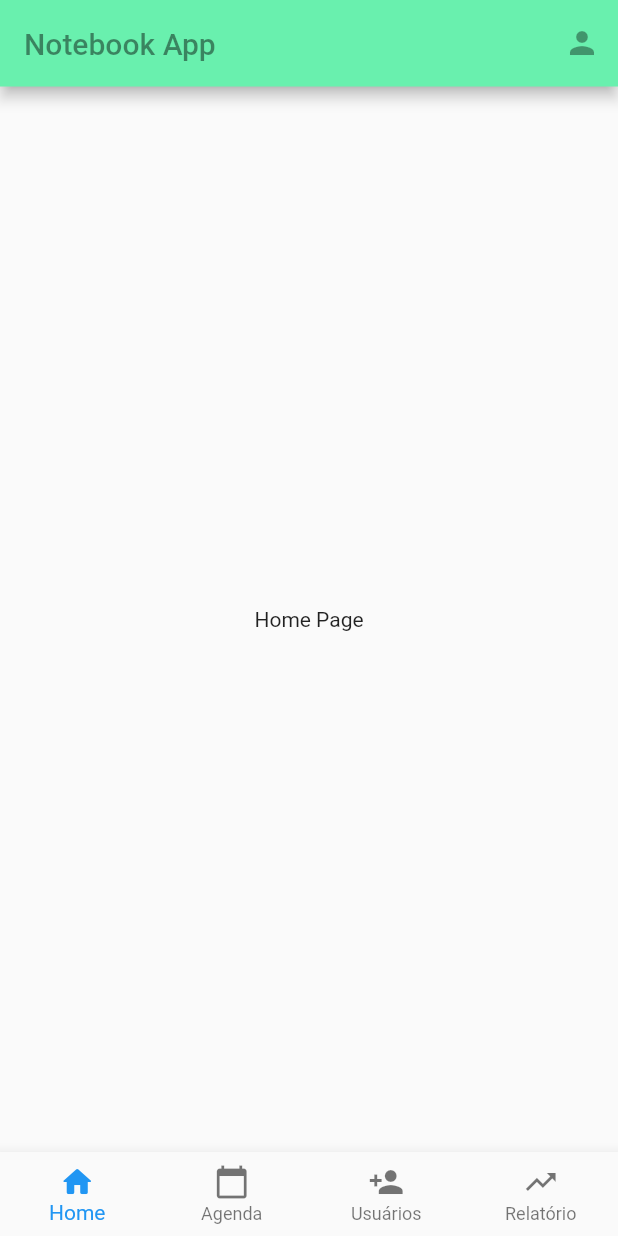
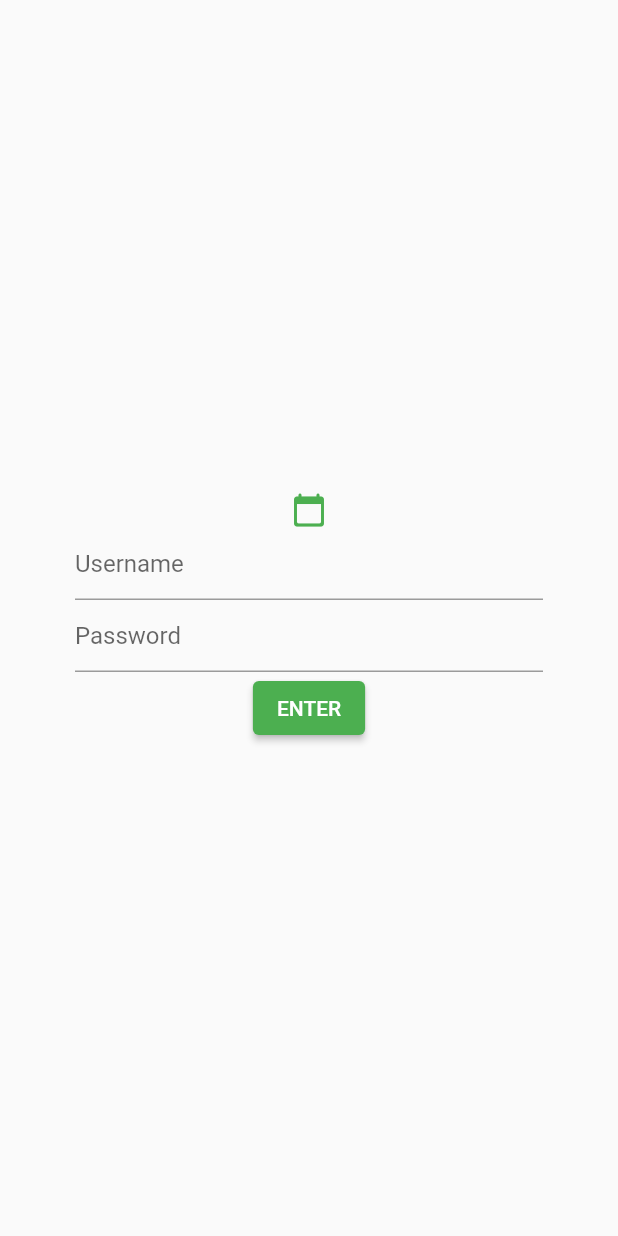
Before and after one commit to e-duarte/NotebookApp, a Flutter app: the screen it shows after launch, on a phone screen of 412 x 824 dp. Run offline on Flutter 3.47's test engine with Material 2 defaults, Android fonts, the phone set to English and light mode, and no system bars.

Commit message:
App State and Manager Page was implemented

```diff
--- a/lib/app/app.dart
+++ b/lib/app/app.dart
@@ -1,16 +1,36 @@
 import 'package:flutter/material.dart';
-import 'package:notebook_app/app/navigator_main.dart';
+import 'package:notebook_app/app/models/manager.dart';
+import 'package:notebook_app/app/pages/feed.dart';
+import 'package:notebook_app/app/pages/home.dart';
+import 'package:notebook_app/app/pages/login.dart';
+import 'package:notebook_app/app/pages/manager_page.dart';
+import 'package:provider/provider.dart';
 
 class App extends StatelessWidget {
   @override
   Widget build(BuildContext context) {
-    return MaterialApp(
-      debugShowCheckedModeBanner: false,
-      title: 'NotebookApp',
-      theme: ThemeData(
-        primaryColor: Colors.greenAccent,
+    return MultiProvider(
+      providers: [
+        ChangeNotifierProvider(
+          create: (context) => Manager(),
+        ),
+        Provider(create: (context) => Login()),
+        Provider(create: (context) => Home()),
+        Provider(create: (context) => Feed()),
+      ],
+      child: MaterialApp(
+        debugShowCheckedModeBanner: false,
+        title: 'NotebookApp',
+        theme: ThemeData(
+          primaryColor: Colors.green,
+        ),
+        initialRoute: '/',
+        routes: {
+          '/': (context) => Login(),
+          '/home': (context) => Home(),
+          '/manager': (context) => ManagerPage(),
+        },
       ),
-      home: BottomNavigatorHome(),
     );
   }
 }
--- /dev/null
+++ b/lib/app/models/manager.dart
@@ -0,0 +1,28 @@
+import 'package:flutter/foundation.dart';
+
+class Manager extends ChangeNotifier {
+  String name;
+  String username;
+  String password;
+  String role;
+
+  Manager({this.name, this.password, this.username, this.role});
+
+  factory Manager.fromJson(Map<String, dynamic> json) {
+    return Manager(
+      name: json['name'],
+      username: json['username'],
+      password: json['password'],
+      role: json['role'],
+    );
+  }
+
+  void setManager(Map<String, dynamic> json) {
+    name = json['name'];
+    username = json['username'];
+    password = json['password'];
+    role = json['role'];
+
+    notifyListeners();
+  }
+}
--- a/lib/app/navigator_main.dart
+++ /dev/null
@@ -1,64 +0,0 @@
-import 'package:flutter/material.dart';
-import 'package:notebook_app/app/pages/home.dart';
-
-class BottomNavigatorHome extends StatefulWidget {
-  @override
-  _BottomNavigatorHomeState createState() => _BottomNavigatorHomeState();
-}
-
-class _BottomNavigatorHomeState extends State<BottomNavigatorHome> {
-  int _index = 0;
-  final labels = ['Home', 'Agenda', 'Usuários', 'Relatório'];
-
-  final icons = [
-    Icons.home_rounded,
-    Icons.calendar_today,
-    Icons.person_add,
-    Icons.trending_up,
-  ];
-
-  final List<Widget> screens = [
-    Home(
-      title: 'Home Page',
-    ),
-    Home(
-      title: 'Agenda Page',
-    ),
-    Home(
-      title: 'Usuários Page',
-    ),
-    Home(
-      title: 'Relatório Page',
-    ),
-  ];
-
-  @override
-  Widget build(BuildContext context) {
-    return Scaffold(
-      appBar: AppBar(
-        toolbarHeight: MediaQuery.of(context).size.height * 0.07,
-        title: Text(
-          'Notebook App',
-          style: TextStyle(color: Colors.black45),
-        ),
-        actions: [IconButton(icon: Icon(Icons.person))],
-      ),
-      body: screens[_index],
-      bottomNavigationBar: BottomNavigationBar(
-        type: BottomNavigationBarType.fixed,
-        currentIndex: _index,
-        onTap: (int index) {
-          setState(() {
-            _index = index;
-          });
-        },
-        items: List.generate(labels.length, (index) {
-          return BottomNavigationBarItem(
-            icon: Icon(icons[index]),
-            label: labels[index],
-          );
-        }),
-      ),
-    );
-  }
-}
--- /dev/null
+++ b/lib/app/pages/login.dart
@@ -0,0 +1,76 @@
+import 'package:flutter/material.dart';
+import 'package:notebook_app/app/models/manager.dart';
+import 'package:provider/provider.dart';
+
+class Login extends StatefulWidget {
+  @override
+  _LoginState createState() => _LoginState();
+}
+
+class _LoginState extends State<Login> {
+  final _keyForm = GlobalKey<FormState>();
+
+  String _username;
+
+  String _password;
+
+  @override
+  Widget build(BuildContext context) {
+    return Consumer<Manager>(builder: (context, manager, child) {
+      return Scaffold(
+        body: Center(
+          child: Container(
+            padding: EdgeInsets.all(50),
+            // color: Colors.amber,
+            child: Form(
+              key: _keyForm,
+              child: Column(
+                mainAxisAlignment: MainAxisAlignment.center,
+                children: [
+                  Icon(
+                    Icons.calendar_today_rounded,
+                    color: Colors.green,
+                  ),
+                  TextFormField(
+                    decoration: InputDecoration(
+                      hintText: 'Username',
+                    ),
+                    onSaved: (username) => _username = username,
+                  ),
+                  TextFormField(
+                    decoration: InputDecoration(
+                      hintText: 'Password',
+                    ),
+                    obscureText: true,
+                    onSaved: (password) => _password = password,
+                  ),
+                  ElevatedButton(
+                    child: Text('ENTER'),
+                    onPressed: () {
+                      _keyForm.currentState.save();
+
+                      Map<String, dynamic> json = {
+                        'username': _username,
+                        'password': _password,
+                        'name': 'Ewerton Duarte',
+                        'role': 'Instrutor',
+                      };
+
+                      manager.setManager(json);
+                      print(manager.name);
+
+                      Navigator.pushReplacementNamed(context, '/home');
+                    },
+                    style: ElevatedButton.styleFrom(
+                      primary: Colors.green,
+                    ),
+                  ),
+                ],
+              ),
+            ),
+          ),
+        ),
+      );
+    });
+  }
+}
--- a/pubspec.yaml
+++ b/pubspec.yaml
@@ -15,6 +15,8 @@ dependencies:
 
   cupertino_icons: ^1.0.2
 
+  provider: ^5.0.0
+
 dev_dependencies:
   flutter_test:
     sdk: flutter
```
Also changed, not shown: lib/app/pages/feed.dart (added, +20 -0 lines), lib/app/pages/home.dart (+104 -5 lines), lib/app/pages/manager_page.dart (added, +77 -0 lines), lib/app/widgets/card.dart (added, +33 -0 lines), lib/app/widgets/user_icon.dart (added, +38 -0 lines).
